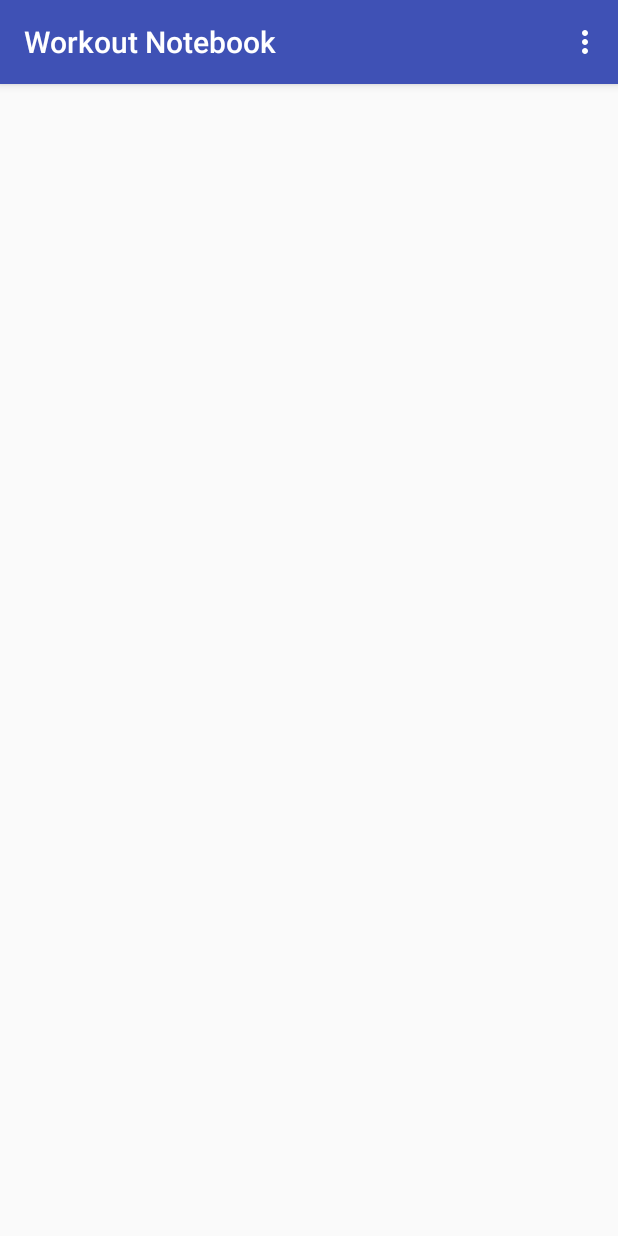
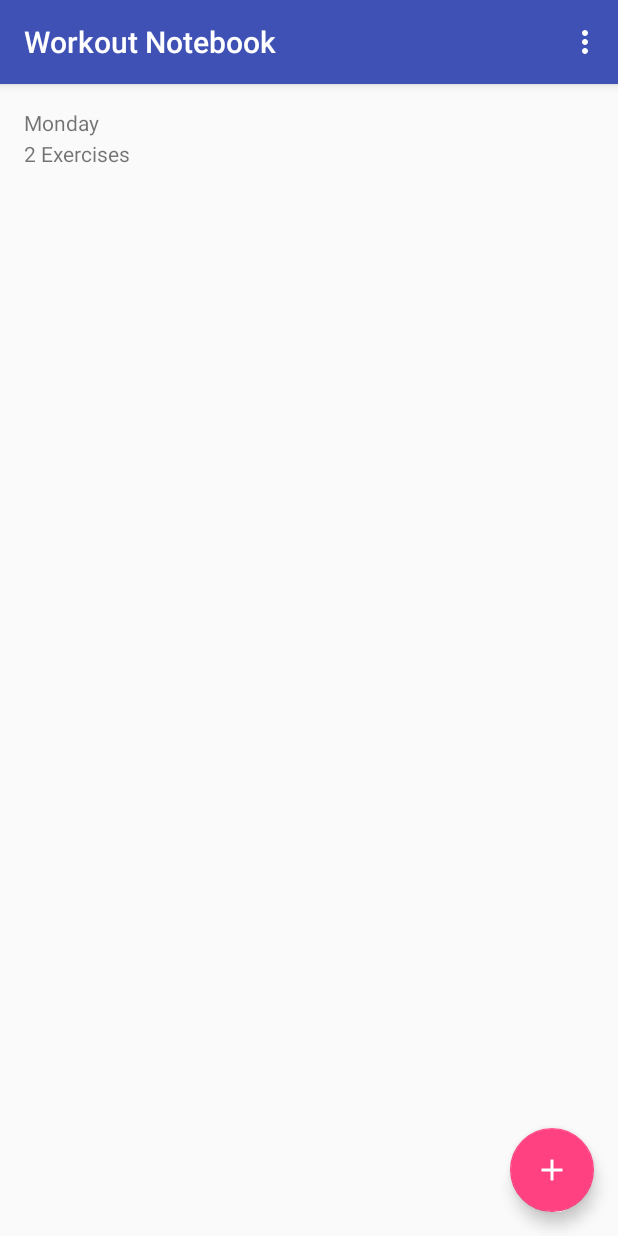
Before and after one commit to TedHoryczun/Workout-Notebook, an Android app: the screen it shows after launch (MainActivity), on a phone screen of 412 x 824 dp. Run offline under Robolectric (Android 15) with nearby library versions, the phone set to English and light mode, and no system bars; our stand-ins replace EventBus.

```diff
--- a/app/build.gradle
+++ b/app/build.gradle
@@ -29,6 +29,8 @@ dependencies {
     compile "org.jetbrains.kotlin:kotlin-stdlib-jre7:$kotlin_version"
     compile "org.jetbrains.anko:anko-common:$anko_version"
 
+
+    compile 'org.greenrobot:eventbus:3.0.0'
     compile 'com.android.support:appcompat-v7:25.3.1'
     compile 'com.android.support.constraint:constraint-layout:1.0.0-alpha9'
     compile 'com.android.support:design:25.3.1'
--- a/app/src/main/java/mykotlinm/devlanding/com/workoutnotebook/ListOfWorkouts/Adapter.kt
+++ b/app/src/main/java/mykotlinm/devlanding/com/workoutnotebook/ListOfWorkouts/Adapter.kt
@@ -8,17 +8,17 @@ import android.view.ViewGroup
 import android.widget.TextView
 import mykotlinm.devlanding.com.workoutnotebook.R
 import org.jetbrains.anko.find
+import org.jetbrains.anko.toast
 
 /**
  * Created by ted on 5/15/17.
  */
-class Adapter(var workouts: ArrayList<Workout>, var context: Context): RecyclerView.Adapter<Adapter.ViewHolder>() {
+class Adapter(var workouts: MutableList<Workout>, var context: Context) : RecyclerView.Adapter<Adapter.ViewHolder>() {
     override fun onBindViewHolder(holder: ViewHolder, position: Int) {
-        with(workouts[position]){
+        with(workouts[position]) {
             holder.numExercises.text = "${exercises.size} Exercises"
             holder.title.text = title
         }
-
     }
 
     override fun getItemCount(): Int {
@@ -27,12 +27,15 @@ class Adapter(var workouts: ArrayList<Workout>, var context: Context): RecyclerV
 
     override fun onCreateViewHolder(parent: ViewGroup?, viewType: Int): ViewHolder {
         val view = LayoutInflater.from(context).inflate(R.layout.workout_row, parent, false)
-        return ViewHolder(view)
+        return ViewHolder(view, context)
     }
 
-    class ViewHolder(itemView: View) : RecyclerView.ViewHolder(itemView) {
+    class ViewHolder(itemView: View, context: Context) : RecyclerView.ViewHolder(itemView) {
         val title = itemView.find<TextView>(R.id.title)
         val numExercises = itemView.find<TextView>(R.id.numExercises)
+        init{
+            itemView.setOnClickListener { context.toast("clicked") }
+        }
     }
 
 }
--- a/app/src/main/java/mykotlinm/devlanding/com/workoutnotebook/ListOfWorkouts/Exercise.kt
+++ b/app/src/main/java/mykotlinm/devlanding/com/workoutnotebook/ListOfWorkouts/Exercise.kt
@@ -3,4 +3,4 @@ package mykotlinm.devlanding.com.workoutnotebook.ListOfWorkouts
 /**
  * Created by ted on 5/15/17.
  */
-data class Exercise(var name: String, var weight: Integer, var sets: Integer)
+data class Exercise(var name: String, var weight: Int, var sets: Int)
--- a/app/src/main/java/mykotlinm/devlanding/com/workoutnotebook/ListOfWorkouts/ListOfWorkoutsFragment.kt
+++ b/app/src/main/java/mykotlinm/devlanding/com/workoutnotebook/ListOfWorkouts/ListOfWorkoutsFragment.kt
@@ -1,8 +1,13 @@
 package mykotlinm.devlanding.com.workoutnotebook.ListOfWorkouts
 
+import android.os.Bundle
 import android.support.v4.app.Fragment
 import android.support.v7.widget.LinearLayoutManager
+import android.view.View
 import kotlinx.android.synthetic.main.fragment_list_of_workouts.*
+import mykotlinm.devlanding.com.workoutnotebook.CreateNewWorkout.CreateNewWorkoutFragment
+import org.greenrobot.eventbus.EventBus
+import org.jetbrains.anko.longToast
 
 
 /**
@@ -14,6 +19,11 @@ import kotlinx.android.synthetic.main.fragment_list_of_workouts.*
  * create an instance of this fragment.
  */
 class ListOfWorkoutsFragment : android.support.v4.app.Fragment(), ListOfWorkoutsMVP.view {
+    override fun startCreateNewWorkoutFragment() {
+        val fragment: Fragment = CreateNewWorkoutFragment.newInstance("", "")
+        EventBus.getDefault().post(fragment)
+
+    }
 
     // TODO: Rename and change types of parameters
     private var mParam1: String? = null
@@ -33,13 +43,28 @@ class ListOfWorkoutsFragment : android.support.v4.app.Fragment(), ListOfWorkouts
                               savedInstanceState: android.os.Bundle?): android.view.View? {
         // Inflate the layout for this fragment
         var view = inflater!!.inflate(mykotlinm.devlanding.com.workoutnotebook.R.layout.fragment_list_of_workouts, container, false)
-        listOfWorkouts
         return view;
+    }
+
+    override fun onViewCreated(view: View?, savedInstanceState: Bundle?) {
+        super.onViewCreated(view, savedInstanceState)
+
+        var presenter: ListOfWorkoutsPresenter = ListOfWorkoutsPresenter(this)
+        presenter.initRecyclerView()
+
+       createWorkoutButton.setOnClickListener({presenter.createNewWorkout()})
+
+
     }
 
     override fun initRecyclerView() {
         listOfWorkouts.layoutManager = LinearLayoutManager(context)
         listOfWorkouts.setHasFixedSize(true)
+        var workout1 = Workout("Monday",
+                mutableListOf(Exercise("Row", 50, 2), Exercise("Deadlift", 200, 4)))
+
+        var workouts = mutableListOf(workout1)
+        listOfWorkouts.adapter = Adapter(workouts, context)
     }
     fun onButtonPressed(uri: android.net.Uri) {
         if (mListener != null) {
--- a/app/src/main/java/mykotlinm/devlanding/com/workoutnotebook/ListOfWorkouts/ListOfWorkoutsMVP.kt
+++ b/app/src/main/java/mykotlinm/devlanding/com/workoutnotebook/ListOfWorkouts/ListOfWorkoutsMVP.kt
@@ -3,13 +3,16 @@ package mykotlinm.devlanding.com.workoutnotebook.ListOfWorkouts
 /**
  * Created by ted on 5/15/17.
  */
-interface ListOfWorkoutsMVP{
-    interface view{
+interface ListOfWorkoutsMVP {
+    interface view {
         fun initRecyclerView()
+        fun startCreateNewWorkoutFragment()
 
     }
-    interface presenter{
-       fun initRecyclerView()
+
+    interface presenter {
+        fun initRecyclerView()
+        fun createNewWorkout()
 
     }
 }
--- a/app/src/main/java/mykotlinm/devlanding/com/workoutnotebook/ListOfWorkouts/ListOfWorkoutsPresenter.kt
+++ b/app/src/main/java/mykotlinm/devlanding/com/workoutnotebook/ListOfWorkouts/ListOfWorkoutsPresenter.kt
@@ -4,6 +4,9 @@ package mykotlinm.devlanding.com.workoutnotebook.ListOfWorkouts
  * Created by ted on 5/15/17.
  */
 class ListOfWorkoutsPresenter(var view: ListOfWorkoutsMVP.view): ListOfWorkoutsMVP.presenter {
+    override fun createNewWorkout() {
+        view.startCreateNewWorkoutFragment();
+    }
 
     override fun initRecyclerView(){
         view.initRecyclerView()
--- a/app/src/main/java/mykotlinm/devlanding/com/workoutnotebook/ListOfWorkouts/Workout.kt
+++ b/app/src/main/java/mykotlinm/devlanding/com/workoutnotebook/ListOfWorkouts/Workout.kt
@@ -3,6 +3,5 @@ package mykotlinm.devlanding.com.workoutnotebook.ListOfWorkouts
 /**
  * Created by ted on 5/15/17.
  */
-data class Workout(var title: String, var exercises: ArrayList<Exercise>) {
-
+data class Workout(var title: String, var exercises: MutableList<Exercise>) {
 }
--- a/app/src/main/java/mykotlinm/devlanding/com/workoutnotebook/MainActivity.kt
+++ b/app/src/main/java/mykotlinm/devlanding/com/workoutnotebook/MainActivity.kt
@@ -7,9 +7,13 @@ import android.support.v7.app.AppCompatActivity
 import android.view.Menu
 import android.view.MenuItem
 import kotlinx.android.synthetic.main.activity_main.*
+import mykotlinm.devlanding.com.workoutnotebook.CreateNewWorkout.CreateNewWorkoutFragment
 import mykotlinm.devlanding.com.workoutnotebook.ListOfWorkouts.ListOfWorkoutsFragment
+import org.greenrobot.eventbus.EventBus
+import org.greenrobot.eventbus.Subscribe
 
-class MainActivity : AppCompatActivity(), MainMVP.view, ListOfWorkoutsFragment.OnFragmentInteractionListener{
+class MainActivity : AppCompatActivity(), MainMVP.view,
+        ListOfWorkoutsFragment.OnFragmentInteractionListener, CreateNewWorkoutFragment.OnFragmentInteractionListener{
 
     private var presenter: MainPresenter = MainPresenter(this)
 
@@ -40,6 +44,21 @@ class MainActivity : AppCompatActivity(), MainMVP.view, ListOfWorkoutsFragment.O
 
         return super.onOptionsItemSelected(item)
     }
+    @Subscribe
+    fun startFragment(fragment: Fragment){
+       supportFragmentManager.beginTransaction()
+               .replace(R.id.container, fragment).commit()
+    }
+
+    override fun onStart() {
+        super.onStart()
+        EventBus.getDefault().register(this)
+    }
+
+    override fun onStop() {
+        super.onStop()
+        EventBus.getDefault().unregister(this)
+    }
 
     override fun onFragmentInteraction(uri: Uri) {
         TODO("not implemented") //To change body of created functions use File | Settings | File Templates.
--- /dev/null
+++ b/app/src/main/res/drawable/ic_add_white_24px.xml
@@ -0,0 +1,9 @@
+<vector xmlns:android="http://schemas.android.com/apk/res/android"
+        android:width="24dp"
+        android:height="24dp"
+        android:viewportWidth="24.0"
+        android:viewportHeight="24.0">
+    <path
+        android:pathData="M19,13h-6v6h-2v-6H5v-2h6V5h2v6h6v2z"
+        android:fillColor="#FFFFFF"/>
+</vector>
--- a/app/src/main/res/layout/fragment_list_of_workouts.xml
+++ b/app/src/main/res/layout/fragment_list_of_workouts.xml
@@ -9,5 +9,14 @@
         android:layout_width="match_parent"
         android:layout_height="match_parent"
         android:id="@+id/listOfWorkouts"></android.support.v7.widget.RecyclerView>
+    <android.support.design.widget.FloatingActionButton
+        android:layout_width="wrap_content"
+        android:layout_height="wrap_content"
+        android:layout_alignParentBottom="true"
+        android:layout_alignParentRight="true"
+        android:layout_marginRight="16dp"
+        android:id="@+id/createWorkoutButton"
+        android:src="@drawable/ic_add_white_24px"
+        android:layout_marginBottom="16dp"/>
 
 </RelativeLayout>
```
Also changed, not shown: app/src/main/java/mykotlinm/devlanding/com/workoutnotebook/CreateNewWorkout/CreateNewWorkoutFragment.kt (added, +104 -0 lines), app/src/main/res/layout/fragment_create_new_workout.xml (added, +13 -0 lines).
